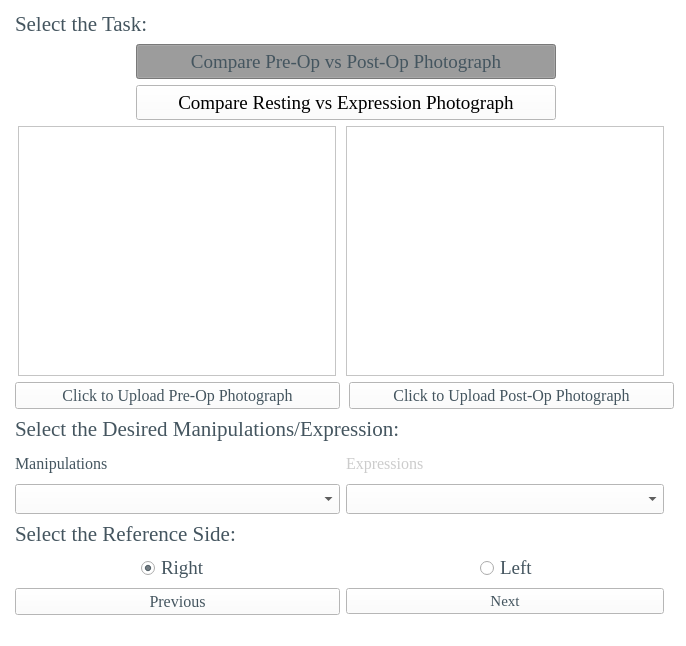
Old version of the form uis/Double_Select.ui in the repository MEA-Summer/Emotrics_Plus.
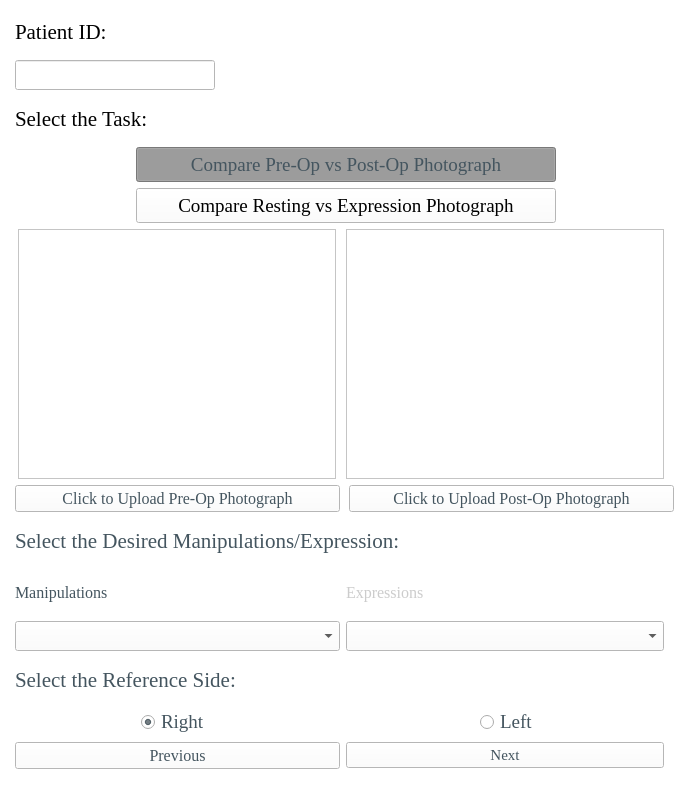
New version of the form. Icons and pictures are not drawn. Custom widgets are drawn as their Qt base class.

```diff
--- a/uis/Double_Select.ui
+++ b/uis/Double_Select.ui
@@ -7,7 +7,7 @@
     <x>0</x>
     <y>0</y>
     <width>686</width>
-    <height>646</height>
+    <height>800</height>
    </rect>
   </property>
   <property name="sizePolicy">
@@ -19,13 +19,13 @@
   <property name="minimumSize">
    <size>
     <width>686</width>
-    <height>646</height>
+    <height>800</height>
    </size>
   </property>
   <property name="maximumSize">
    <size>
     <width>686</width>
-    <height>646</height>
+    <height>800</height>
    </size>
   </property>
   <property name="windowTitle">
@@ -40,7 +40,216 @@
   </property>
   <widget class="QWidget" name="centralwidget">
    <layout class="QGridLayout" name="gridLayout">
-    <item row="2" column="1" colspan="3" alignment="Qt::AlignHCenter">
+    <item row="8" column="2">
+     <widget class="QLabel" name="expressionsLabel">
+      <property name="font">
+       <font>
+        <family>Times New Roman</family>
+        <pointsize>12</pointsize>
+        <strikeout>false</strikeout>
+       </font>
+      </property>
+      <property name="autoFillBackground">
+       <bool>false</bool>
+      </property>
+      <property name="styleSheet">
+       <string notr="true">color: rgb(204, 204, 204)</string>
+      </property>
+      <property name="text">
+       <string>Expressions</string>
+      </property>
+     </widget>
+    </item>
+    <item row="3" column="1" colspan="3" alignment="Qt::AlignHCenter">
+     <widget class="QPushButton" name="PrevsPostButton">
+      <property name="sizePolicy">
+       <sizepolicy hsizetype="Fixed" vsizetype="Fixed">
+        <horstretch>0</horstretch>
+        <verstretch>0</verstretch>
+       </sizepolicy>
+      </property>
+      <property name="minimumSize">
+       <size>
+        <width>420</width>
+        <height>35</height>
+       </size>
+      </property>
+      <property name="maximumSize">
+       <size>
+        <width>420</width>
+        <height>35</height>
+       </size>
+      </property>
+      <property name="font">
+       <font>
+        <family>Times New Roman</family>
+        <pointsize>14</pointsize>
+       </font>
+      </property>
+      <property name="styleSheet">
+       <string notr="true">QPushButton::checked 
+{
+background-color : rgb(170, 170, 170);
+color: rgb(68, 85, 95);
+}</string>
+      </property>
+      <property name="text">
+       <string>Compare Pre-Op vs Post-Op Photograph</string>
+      </property>
+      <property name="checkable">
+       <bool>true</bool>
+      </property>
+      <property name="checked">
+       <bool>true</bool>
+      </property>
+      <property name="autoRepeat">
+       <bool>false</bool>
+      </property>
+      <property name="autoExclusive">
+       <bool>false</bool>
+      </property>
+      <property name="autoRepeatDelay">
+       <number>0</number>
+      </property>
+      <property name="autoRepeatInterval">
+       <number>0</number>
+      </property>
+     </widget>
+    </item>
+    <item row="5" column="3">
+     <spacer name="horizontalSpacer_2">
+      <property name="orientation">
+       <enum>Qt::Horizontal</enum>
+      </property>
+      <property name="sizeHint" stdset="0">
+       <size>
+        <width>40</width>
+        <height>20</height>
+       </size>
+      </property>
+     </spacer>
+    </item>
+    <item row="10" column="1" colspan="3">
+     <widget class="QLabel" name="label_11">
+      <property name="font">
+       <font>
+        <family>Times New Roman</family>
+        <pointsize>16</pointsize>
+       </font>
+      </property>
+      <property name="styleSheet">
+       <string notr="true">color: rgb(68, 85, 95);</string>
+      </property>
+      <property name="text">
+       <string>Select the Reference Side:</string>
+      </property>
+      <property name="alignment">
+       <set>Qt::AlignLeading|Qt::AlignLeft|Qt::AlignVCenter</set>
+      </property>
+     </widget>
+    </item>
+    <item row="5" column="0">
+     <spacer name="horizontalSpacer">
+      <property name="orientation">
+       <enum>Qt::Horizontal</enum>
+      </property>
+      <property name="sizeHint" stdset="0">
+       <size>
+        <width>40</width>
+        <height>20</height>
+       </size>
+      </property>
+     </spacer>
+    </item>
+    <item row="9" column="2">
+     <widget class="QComboBox" name="ExpressionComboBox">
+      <property name="font">
+       <font>
+        <family>Times New Roman</family>
+        <pointsize>14</pointsize>
+       </font>
+      </property>
+      <property name="editable">
+       <bool>false</bool>
+      </property>
+     </widget>
+    </item>
+    <item row="12" column="2" colspan="2" alignment="Qt::AlignHCenter">
+     <widget class="QRadioButton" name="leftSideButton">
+      <property name="sizePolicy">
+       <sizepolicy hsizetype="Fixed" vsizetype="Fixed">
+        <horstretch>0</horstretch>
+        <verstretch>0</verstretch>
+       </sizepolicy>
+      </property>
+      <property name="font">
+       <font>
+        <family>Times New Roman</family>
+        <pointsize>14</pointsize>
+       </font>
+      </property>
+      <property name="styleSheet">
+       <string notr="true">color: rgb(68, 85, 95);</string>
+      </property>
+      <property name="text">
+       <string>Left </string>
+      </property>
+     </widget>
+    </item>
+    <item row="5" column="2" alignment="Qt::AlignHCenter">
+     <widget class="ImageDisplay" name="photo2Display">
+      <property name="sizePolicy">
+       <sizepolicy hsizetype="Fixed" vsizetype="Fixed">
+        <horstretch>0</horstretch>
+        <verstretch>0</verstretch>
+       </sizepolicy>
+      </property>
+      <property name="minimumSize">
+       <size>
+        <width>318</width>
+        <height>250</height>
+       </size>
+      </property>
+      <property name="maximumSize">
+       <size>
+        <width>318</width>
+        <height>250</height>
+       </size>
+      </property>
+      <property name="frameShadow">
+       <enum>QFrame::Sunken</enum>
+      </property>
+     </widget>
+    </item>
+    <item row="6" column="1" alignment="Qt::AlignHCenter">
+     <widget class="QPushButton" name="loadPhoto1Button">
+      <property name="sizePolicy">
+       <sizepolicy hsizetype="Fixed" vsizetype="Fixed">
+        <horstretch>0</horstretch>
+        <verstretch>0</verstretch>
+       </sizepolicy>
+      </property>
+      <property name="minimumSize">
+       <size>
+        <width>325</width>
+        <height>0</height>
+       </size>
+      </property>
+      <property name="font">
+       <font>
+        <family>Times New Roman</family>
+        <pointsize>12</pointsize>
+       </font>
+      </property>
+      <property name="styleSheet">
+       <string notr="true">color: rgb(68, 85, 95);</string>
+      </property>
+      <property name="text">
+       <string>Click to Upload Pre-Op Photograph</string>
+      </property>
+     </widget>
+    </item>
+    <item row="4" column="1" colspan="3" alignment="Qt::AlignHCenter">
      <widget class="QPushButton" name="RestingvsExpressionButton">
       <property name="sizePolicy">
        <sizepolicy hsizetype="Fixed" vsizetype="Fixed">
@@ -92,35 +301,7 @@
       </property>
      </widget>
     </item>
-    <item row="4" column="1" alignment="Qt::AlignHCenter">
-     <widget class="QPushButton" name="loadPhoto1Button">
-      <property name="sizePolicy">
-       <sizepolicy hsizetype="Fixed" vsizetype="Fixed">
-        <horstretch>0</horstretch>
-        <verstretch>0</verstretch>
-       </sizepolicy>
-      </property>
-      <property name="minimumSize">
-       <size>
-        <width>325</width>
-        <height>0</height>
-       </size>
-      </property>
-      <property name="font">
-       <font>
-        <family>Times New Roman</family>
-        <pointsize>12</pointsize>
-       </font>
-      </property>
-      <property name="styleSheet">
-       <string notr="true">color: rgb(68, 85, 95);</string>
-      </property>
-      <property name="text">
-       <string>Click to Upload Pre-Op Photograph</string>
-      </property>
-     </widget>
-    </item>
-    <item row="6" column="1">
+    <item row="8" column="1">
      <widget class="QLabel" name="manipulationsLabel">
       <property name="font">
        <font>
@@ -138,236 +319,17 @@
       </property>
      </widget>
     </item>
-    <item row="3" column="0">
-     <spacer name="horizontalSpacer">
-      <property name="orientation">
-       <enum>Qt::Horizontal</enum>
-      </property>
-      <property name="sizeHint" stdset="0">
-       <size>
-        <width>40</width>
-        <height>20</height>
-       </size>
-      </property>
-     </spacer>
-    </item>
-    <item row="8" column="1" colspan="3">
-     <widget class="QLabel" name="label_11">
+    <item row="9" column="1">
+     <widget class="QComboBox" name="ManipulationComboBox">
       <property name="font">
        <font>
         <family>Times New Roman</family>
-        <pointsize>16</pointsize>
-       </font>
-      </property>
-      <property name="styleSheet">
-       <string notr="true">color: rgb(68, 85, 95);</string>
-      </property>
-      <property name="text">
-       <string>Select the Reference Side:</string>
-      </property>
-      <property name="alignment">
-       <set>Qt::AlignLeading|Qt::AlignLeft|Qt::AlignVCenter</set>
-      </property>
-     </widget>
-    </item>
-    <item row="7" column="2">
-     <widget class="QComboBox" name="ExpressionComboBox">
-      <property name="font">
-       <font>
-        <family>Times New Roman</family>
         <pointsize>14</pointsize>
        </font>
       </property>
-      <property name="editable">
-       <bool>false</bool>
-      </property>
      </widget>
     </item>
-    <item row="1" column="1" colspan="3" alignment="Qt::AlignHCenter">
-     <widget class="QPushButton" name="PrevsPostButton">
-      <property name="sizePolicy">
-       <sizepolicy hsizetype="Fixed" vsizetype="Fixed">
-        <horstretch>0</horstretch>
-        <verstretch>0</verstretch>
-       </sizepolicy>
-      </property>
-      <property name="minimumSize">
-       <size>
-        <width>420</width>
-        <height>35</height>
-       </size>
-      </property>
-      <property name="maximumSize">
-       <size>
-        <width>420</width>
-        <height>35</height>
-       </size>
-      </property>
-      <property name="font">
-       <font>
-        <family>Times New Roman</family>
-        <pointsize>14</pointsize>
-       </font>
-      </property>
-      <property name="styleSheet">
-       <string notr="true">QPushButton::checked 
-{
-background-color : rgb(170, 170, 170);
-color: rgb(68, 85, 95);
-}</string>
-      </property>
-      <property name="text">
-       <string>Compare Pre-Op vs Post-Op Photograph</string>
-      </property>
-      <property name="checkable">
-       <bool>true</bool>
-      </property>
-      <property name="checked">
-       <bool>true</bool>
-      </property>
-      <property name="autoRepeat">
-       <bool>false</bool>
-      </property>
-      <property name="autoExclusive">
-       <bool>false</bool>
-      </property>
-      <property name="autoRepeatDelay">
-       <number>0</number>
-      </property>
-      <property name="autoRepeatInterval">
-       <number>0</number>
-      </property>
-     </widget>
-    </item>
-    <item row="3" column="3">
-     <spacer name="horizontalSpacer_2">
-      <property name="orientation">
-       <enum>Qt::Horizontal</enum>
-      </property>
-      <property name="sizeHint" stdset="0">
-       <size>
-        <width>40</width>
-        <height>20</height>
-       </size>
-      </property>
-     </spacer>
-    </item>
-    <item row="6" column="2">
-     <widget class="QLabel" name="expressionsLabel">
-      <property name="font">
-       <font>
-        <family>Times New Roman</family>
-        <pointsize>12</pointsize>
-        <strikeout>false</strikeout>
-       </font>
-      </property>
-      <property name="autoFillBackground">
-       <bool>false</bool>
-      </property>
-      <property name="styleSheet">
-       <string notr="true">color: rgb(204, 204, 204)</string>
-      </property>
-      <property name="text">
-       <string>Expressions</string>
-      </property>
-     </widget>
-    </item>
-    <item row="11" column="2">
-     <widget class="QPushButton" name="nextButton">
-      <property name="font">
-       <font>
-        <family>Times New Roman</family>
-        <pointsize>11</pointsize>
-       </font>
-      </property>
-      <property name="styleSheet">
-       <string notr="true">color: rgb(68, 85, 95);</string>
-      </property>
-      <property name="text">
-       <string>Next</string>
-      </property>
-     </widget>
-    </item>
-    <item row="0" column="1" colspan="2">
-     <widget class="QLabel" name="label">
-      <property name="font">
-       <font>
-        <family>Times New Roman</family>
-        <pointsize>16</pointsize>
-       </font>
-      </property>
-      <property name="styleSheet">
-       <string notr="true">color: rgb(68, 85, 95);</string>
-      </property>
-      <property name="text">
-       <string>Select the Task:</string>
-      </property>
-     </widget>
-    </item>
-    <item row="3" column="2" alignment="Qt::AlignHCenter">
-     <widget class="ImageDisplay" name="photo2Display">
-      <property name="sizePolicy">
-       <sizepolicy hsizetype="Fixed" vsizetype="Fixed">
-        <horstretch>0</horstretch>
-        <verstretch>0</verstretch>
-       </sizepolicy>
-      </property>
-      <property name="minimumSize">
-       <size>
-        <width>318</width>
-        <height>250</height>
-       </size>
-      </property>
-      <property name="maximumSize">
-       <size>
-        <width>318</width>
-        <height>250</height>
-       </size>
-      </property>
-      <property name="frameShadow">
-       <enum>QFrame::Sunken</enum>
-      </property>
-     </widget>
-    </item>
-    <item row="10" column="2" colspan="2" alignment="Qt::AlignHCenter">
-     <widget class="QRadioButton" name="leftSideButton">
-      <property name="sizePolicy">
-       <sizepolicy hsizetype="Fixed" vsizetype="Fixed">
-        <horstretch>0</horstretch>
-        <verstretch>0</verstretch>
-       </sizepolicy>
-      </property>
-      <property name="font">
-       <font>
-        <family>Times New Roman</family>
-        <pointsize>14</pointsize>
-       </font>
-      </property>
-      <property name="styleSheet">
-       <string notr="true">color: rgb(68, 85, 95);</string>
-      </property>
-      <property name="text">
-       <string>Left </string>
-      </property>
-     </widget>
-    </item>
-    <item row="11" column="1">
-     <widget class="QPushButton" name="previousButton">
-      <property name="font">
-       <font>
-        <family>Times New Roman</family>
-        <pointsize>12</pointsize>
-       </font>
-      </property>
-      <property name="styleSheet">
-       <string notr="true">color: rgb(68, 85, 95);</string>
-      </property>
-      <property name="text">
-       <string>Previous</string>
-      </property>
-     </widget>
-    </item>
-    <item row="10" column="1" alignment="Qt::AlignHCenter">
+    <item row="12" column="1" alignment="Qt::AlignHCenter">
      <widget class="QRadioButton" name="rightSideButton">
       <property name="sizePolicy">
        <sizepolicy hsizetype="Fixed" vsizetype="Fixed">
@@ -392,17 +354,36 @@
       </property>
      </widget>
     </item>
-    <item row="7" column="1">
-     <widget class="QComboBox" name="ManipulationComboBox">
+    <item row="13" column="1">
+     <widget class="QPushButton" name="previousButton">
       <property name="font">
        <font>
         <family>Times New Roman</family>
-        <pointsize>14</pointsize>
+        <pointsize>12</pointsize>
        </font>
       </property>
+      <property name="styleSheet">
+       <string notr="true">color: rgb(68, 85, 95);</string>
+      </property>
+      <property name="text">
+       <string>Previous</string>
+      </property>
      </widget>
     </item>
-    <item row="3" column="1" alignment="Qt::AlignHCenter">
+    <item row="0" column="1">
+     <widget class="QLabel" name="label_2">
+      <property name="font">
+       <font>
+        <family>Times New Roman</family>
+        <pointsize>16</pointsize>
+       </font>
+      </property>
+      <property name="text">
+       <string>Patient ID:</string>
+      </property>
+     </widget>
+    </item>
+    <item row="5" column="1" alignment="Qt::AlignHCenter">
      <widget class="ImageDisplay" name="photo1Display">
       <property name="sizePolicy">
        <sizepolicy hsizetype="Fixed" vsizetype="Fixed">
@@ -430,7 +411,7 @@
       </property>
      </widget>
     </item>
-    <item row="4" column="2" colspan="2" alignment="Qt::AlignHCenter">
+    <item row="6" column="2" colspan="2" alignment="Qt::AlignHCenter">
      <widget class="QPushButton" name="loadPhoto2Button">
       <property name="sizePolicy">
        <sizepolicy hsizetype="Fixed" vsizetype="Fixed">
@@ -458,7 +439,7 @@
       </property>
      </widget>
     </item>
-    <item row="5" column="1" colspan="3">
+    <item row="7" column="1" colspan="3">
      <widget class="QLabel" name="label_12">
       <property name="font">
        <font>
@@ -477,6 +458,60 @@
       </property>
      </widget>
     </item>
+    <item row="13" column="2">
+     <widget class="QPushButton" name="nextButton">
+      <property name="font">
+       <font>
+        <family>Times New Roman</family>
+        <pointsize>11</pointsize>
+       </font>
+      </property>
+      <property name="styleSheet">
+       <string notr="true">color: rgb(68, 85, 95);</string>
+      </property>
+      <property name="text">
+       <string>Next</string>
+      </property>
+     </widget>
+    </item>
+    <item row="2" column="1" colspan="2">
+     <widget class="QLabel" name="label">
+      <property name="font">
+       <font>
+        <family>Times New Roman</family>
+        <pointsize>16</pointsize>
+       </font>
+      </property>
+      <property name="styleSheet">
+       <string notr="true"/>
+      </property>
+      <property name="text">
+       <string>Select the Task:</string>
+      </property>
+     </widget>
+    </item>
+    <item row="1" column="1">
+     <widget class="QLineEdit" name="patientIDLineEdit">
+      <property name="sizePolicy">
+       <sizepolicy hsizetype="Fixed" vsizetype="Fixed">
+        <horstretch>0</horstretch>
+        <verstretch>0</verstretch>
+       </sizepolicy>
+      </property>
+      <property name="minimumSize">
+       <size>
+        <width>200</width>
+        <height>30</height>
+       </size>
+      </property>
+      <property name="maximumSize">
+       <size>
+        <width>200</width>
+        <height>30</height>
+       </size>
+      </property>
+     </widget>
+    </item>
    </layout>
   </widget>
   <widget class="QMenuBar" name="menubar">
```
Left out of the diff: 2 changed lines with no effect on the pictures.
